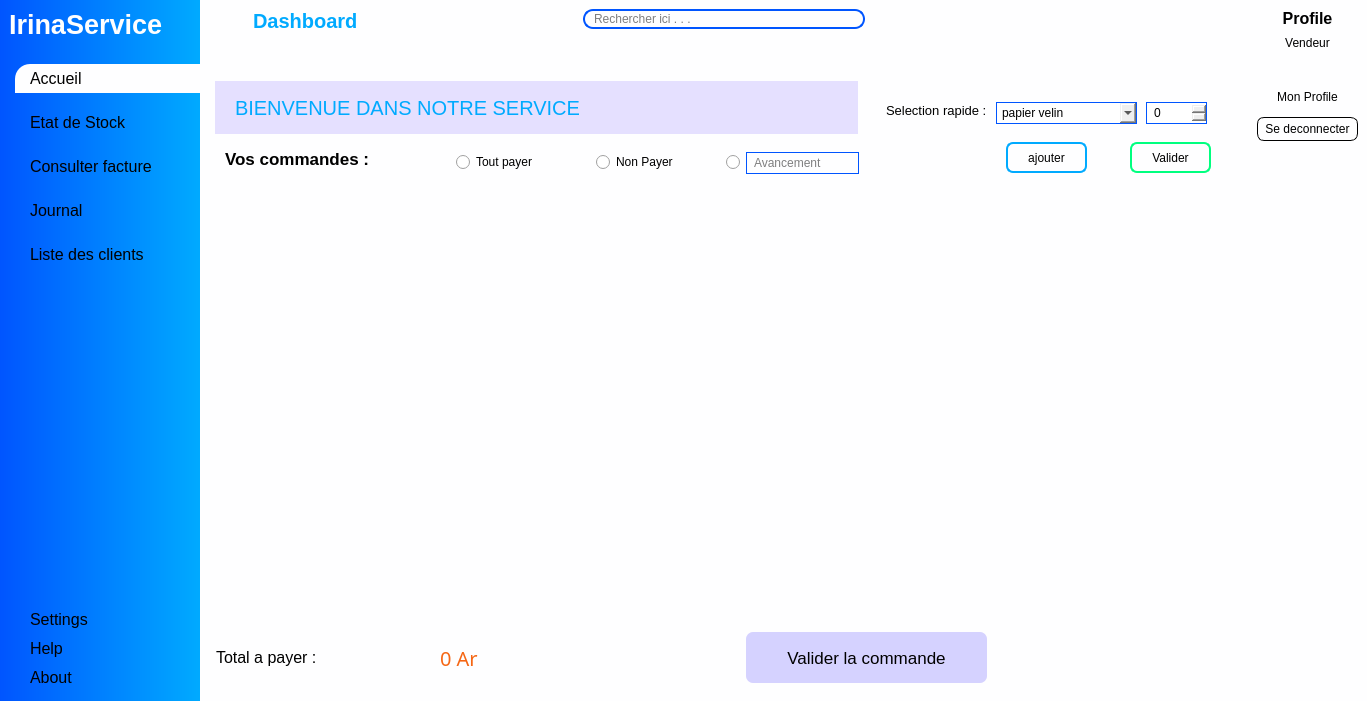
Before: the Qt Designer form views/main_window.ui in ninohantonio/Store-Management, drawn with Qt 5.
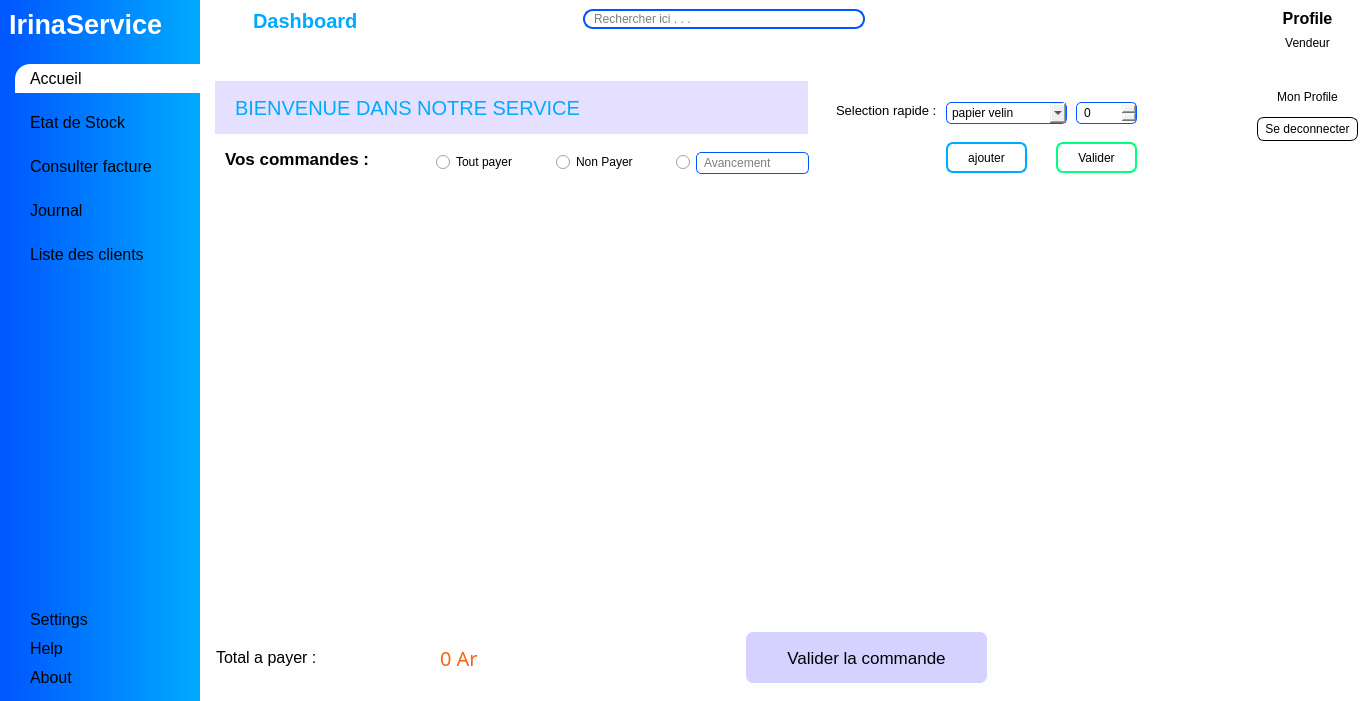
After: the same form once the commit is applied. Icons and pictures are not drawn. Custom widgets are drawn as their Qt base class.

Commit message: update main windows ui

Diff of the .ui file:
```diff
--- a/views/main_window.ui
+++ b/views/main_window.ui
@@ -119,11 +119,13 @@
 #avance_field{
 	border: 1px solid rgb(0, 85, 255);
 	padding-left: 5px;
+	border-radius: 5px;
 }
 
 #selection_rapide_combo, #quantite_spinBox{
 	padding-left: 5px;
 	border: 1px solid rgb(0, 85, 255);
+	border-radius: 5px;
 }
 
 #add_selection_rapideBtn{
@@ -746,7 +748,7 @@
             <rect>
              <x>0</x>
              <y>20</y>
-             <width>661</width>
+             <width>611</width>
              <height>71</height>
             </rect>
            </property>
@@ -885,7 +887,7 @@
           <widget class="QRadioButton" name="tout_payer">
            <property name="geometry">
             <rect>
-             <x>250</x>
+             <x>230</x>
              <y>100</y>
              <width>89</width>
              <height>20</height>
@@ -898,7 +900,7 @@
           <widget class="QRadioButton" name="non_payer">
            <property name="geometry">
             <rect>
-             <x>390</x>
+             <x>350</x>
              <y>100</y>
              <width>89</width>
              <height>20</height>
@@ -911,7 +913,7 @@
           <widget class="QRadioButton" name="avancement">
            <property name="geometry">
             <rect>
-             <x>520</x>
+             <x>470</x>
              <y>100</y>
              <width>89</width>
              <height>20</height>
@@ -924,7 +926,7 @@
           <widget class="QLineEdit" name="avance_field">
            <property name="geometry">
             <rect>
-             <x>540</x>
+             <x>490</x>
              <y>100</y>
              <width>113</width>
              <height>22</height>
@@ -937,7 +939,7 @@
           <widget class="QLabel" name="label_9">
            <property name="geometry">
             <rect>
-             <x>680</x>
+             <x>630</x>
              <y>50</y>
              <width>111</width>
              <height>16</height>
@@ -955,9 +957,9 @@
           <widget class="QComboBox" name="selection_rapide_combo">
            <property name="geometry">
             <rect>
-             <x>790</x>
+             <x>740</x>
              <y>50</y>
-             <width>141</width>
+             <width>121</width>
              <height>22</height>
             </rect>
            </property>
@@ -970,7 +972,7 @@
           <widget class="QSpinBox" name="quantite_spinBox">
            <property name="geometry">
             <rect>
-             <x>940</x>
+             <x>870</x>
              <y>50</y>
              <width>61</width>
              <height>22</height>
@@ -980,7 +982,7 @@
           <widget class="QPushButton" name="add_selection_rapideBtn">
            <property name="geometry">
             <rect>
-             <x>800</x>
+             <x>740</x>
              <y>90</y>
              <width>81</width>
              <height>31</height>
@@ -1003,7 +1005,7 @@
           <widget class="QPushButton" name="submit_section_rapideBtn">
            <property name="geometry">
             <rect>
-             <x>924</x>
+             <x>850</x>
              <y>90</y>
              <width>81</width>
              <height>31</height>
```
The commit also changes 2 other files.
